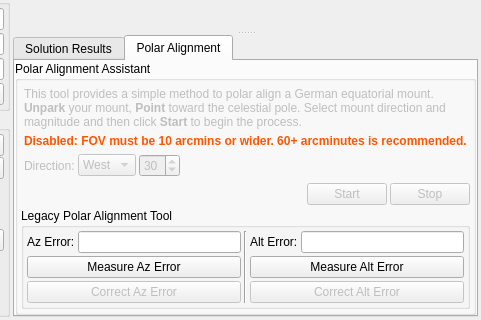
Qt form kstars/ekos/align/align.ui (KDE/kstars) before a commit; both pictures show x 239 to 720 and y 212 to 532 of the 720 by 532 pixel window.
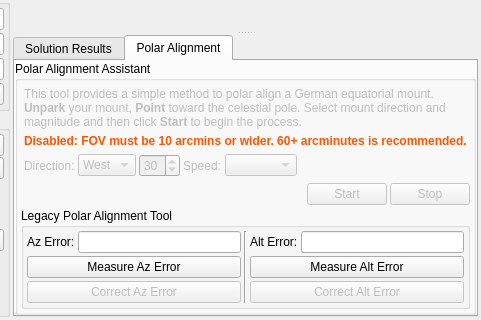
The same form after that commit. The open tabs and pages were chosen to show the change. Custom widgets are drawn as their Qt base class.

Diff of the .ui file:
```diff
--- a/kstars/ekos/align/align.ui
+++ b/kstars/ekos/align/align.ui
@@ -1192,6 +1192,16 @@
                    </property>
                   </widget>
                  </item>
+                 <item>
+                  <widget class="QLabel" name="label">
+                   <property name="text">
+                    <string>Speed:</string>
+                   </property>
+                  </widget>
+                 </item>
+                 <item>
+                  <widget class="QComboBox" name="PAHSlewRateCombo"/>
+                 </item>
                  <item>
                   <spacer name="horizontalSpacer_3">
                    <property name="orientation">
```
Left out of the diff: 2 changed lines with no effect on the pictures.
